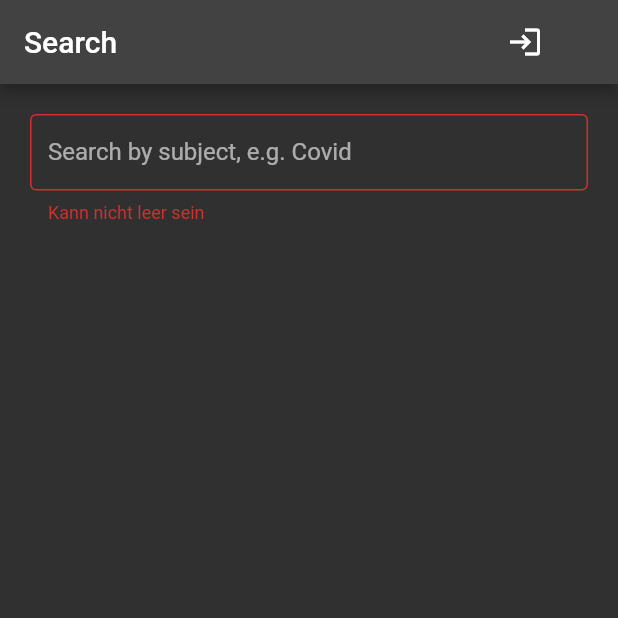
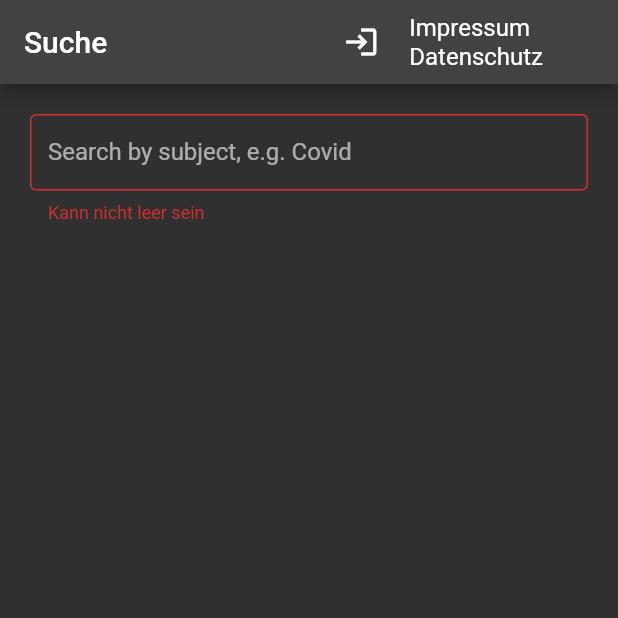
Before and after one commit to QuellenReiter/fact-browser, a Flutter app: the screen it shows after launch, on a phone screen of 412 x 824 dp, the top half of it. Run offline on Flutter 3.47's test engine with Material 2 defaults, Android fonts, the phone set to English and light mode, and no system bars; our stand-ins replace file_picker, flutter_secure_storage, graphql_flutter; network calls fail; Roboto replaces fonts that are missing (Iranian).

Commit message:
add impressum and datenschutz

```diff
--- a/lib/screens/home_screen.dart
+++ b/lib/screens/home_screen.dart
@@ -3,7 +3,9 @@ import 'package:graphql_flutter/graphql_flutter.dart';
 import 'package:statementmanager/models/statement.dart';
 import 'package:statementmanager/provider/queries.dart';
 import 'package:statementmanager/utilities/utilities.dart';
+import 'package:statementmanager/widgets/main_app_bar.dart';
 import 'package:statementmanager/widgets/statement_card.dart';
+import 'package:url_launcher/url_launcher.dart';
 
 import '../consonents.dart';
 import 'edit_screen.dart';
@@ -70,17 +72,9 @@ class _HomeScreenState extends State<HomeScreen> {
     return GraphQLProvider(
       client: client,
       child: Scaffold(
-        appBar: AppBar(
-          actions: [
-            Padding(
-              padding: const EdgeInsets.symmetric(horizontal: 50),
-              child: GestureDetector(
-                child: const Icon(Icons.login),
-                onTap: () => widget.onLogin(),
-              ),
-            )
-          ],
-          title: Text(widget.title),
+        appBar: MainAppBar(
+          title: "Suche",
+          onLogin: widget.onLogin,
         ),
         floatingActionButtonLocation: FloatingActionButtonLocation.miniEndFloat,
         floatingActionButton: widget.isLoggedIn
--- /dev/null
+++ b/lib/widgets/main_app_bar.dart
@@ -0,0 +1,57 @@
+import 'package:flutter/material.dart';
+import 'package:url_launcher/url_launcher.dart';
+
+class MainAppBar extends StatelessWidget with PreferredSizeWidget {
+  const MainAppBar({
+    Key? key,
+    required this.title,
+    required this.onLogin,
+  }) : super(key: key);
+
+  final String title;
+  final Function onLogin;
+
+  @override
+  Size get preferredSize => const Size.fromHeight(kToolbarHeight);
+
+  @override
+  Widget build(BuildContext context) {
+    return AppBar(
+      actions: [
+        Padding(
+          padding: const EdgeInsets.only(right: 20),
+          child: InkWell(
+            child: const Icon(Icons.login),
+            onTap: () => onLogin(),
+          ),
+        ),
+        Padding(
+          padding: const EdgeInsets.only(right: 50),
+          child: Column(
+            mainAxisAlignment: MainAxisAlignment.center,
+            crossAxisAlignment: CrossAxisAlignment.start,
+            children: [
+              InkWell(
+                onTap: () async {
+                  if (!await launch("https://quellenreiter.app/Impressum/")) {
+                    throw 'could not launch';
+                  }
+                },
+                child: const Text("Impressum"),
+              ),
+              InkWell(
+                onTap: () async {
+                  if (!await launch("https://quellenreiter.app/Datenschutz/")) {
+                    throw 'could not launch';
+                  }
+                },
+                child: const Text("Datenschutz"),
+              ),
+            ],
+          ),
+        ),
+      ],
+      title: Text(title),
+    );
+  }
+}
--- a/lib/widgets/statement_card.dart
+++ b/lib/widgets/statement_card.dart
@@ -1,6 +1,5 @@
 import 'package:flutter/material.dart';
 import 'package:statementmanager/models/statement.dart';
-import 'package:statementmanager/screens/detail_screen.dart';
 
 class StatementCard extends StatelessWidget {
   const StatementCard(
--- a/pubspec.yaml
+++ b/pubspec.yaml
@@ -34,6 +34,7 @@ dependencies:
   http: ^0.13.4
   shared_preferences: ^2.0.13
   flutter_secure_storage: ^5.0.2
+  url_launcher: ^6.0.20
 
   # The following adds the Cupertino Icons font to your application.
   # Use with the CupertinoIcons class for iOS style icons.
```
Also changed, not shown: lib/screens/detail_screen.dart (+4 -13 lines), lib/screens/edit_screen.dart (+4 -13 lines), pubspec.lock, 3 other files.
